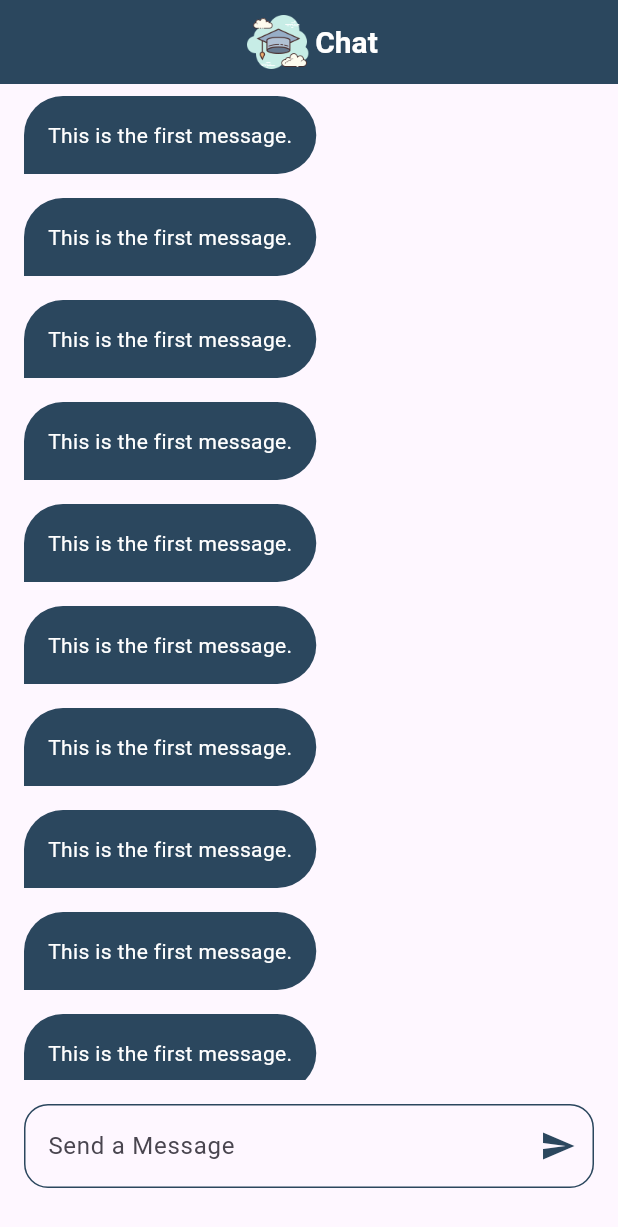
After one commit to mohebboules/chat_app, a Flutter app: the ChatPage screen opened by its route, on a phone screen of 412 x 824 dp. The commit adds this screen. Shown: the top 1227 px of the screen. Run offline on Flutter 3.47's test engine with Material 3 defaults, Android fonts, the phone set to English and light mode, and no system bars; our stand-ins replace firebase_auth, firebase_core, modal_progress_hud_nsn; accounts and stored records are empty.

Commit message:
Adding Chat view

```diff
--- /dev/null
+++ b/lib/components/custom_chat_bubble.dart
@@ -0,0 +1,33 @@
+import 'package:chat_app/constants.dart';
+import 'package:flutter/material.dart';
+
+class CustomChatBubble extends StatelessWidget {
+  const CustomChatBubble({
+    super.key,
+  });
+
+  @override
+  Widget build(BuildContext context) {
+    return Align(
+      alignment: Alignment.centerLeft,
+      child: Container(
+        padding: const EdgeInsets.all(16),
+        margin: const EdgeInsets.symmetric(horizontal: 16, vertical: 8),
+        decoration: const BoxDecoration(
+          color: kPrimaryColor,
+          borderRadius: BorderRadius.only(
+            topLeft: Radius.circular(32),
+            topRight: Radius.circular(32),
+            bottomRight: Radius.circular(32),
+          ),
+        ),
+        child: const Text(
+          "This is the first message.",
+          style: TextStyle(
+            color: Colors.white,
+          ),
+        ),
+      ),
+    );
+  }
+}
--- a/lib/components/custom_text_form_field.dart
+++ b/lib/components/custom_text_form_field.dart
@@ -22,8 +22,8 @@ class CustomTextFormField extends StatelessWidget {
         hintStyle: const TextStyle(color: Colors.white),
         enabledBorder: const OutlineInputBorder(
             borderSide: BorderSide(color: Colors.white)),
-        border: const OutlineInputBorder(
-            borderSide: BorderSide(color: Colors.white)),
+        focusedBorder: OutlineInputBorder(
+            borderSide: BorderSide(color: Colors.blue.shade800)),
       ),
     );
   }
--- a/lib/constants.dart
+++ b/lib/constants.dart
@@ -1,3 +1,5 @@
 import 'package:flutter/material.dart';
 
 const Color kPrimaryColor = Color(0xff2b475e);
+
+const String kLogo = 'assets/images/scholar.png';
--- a/lib/main.dart
+++ b/lib/main.dart
@@ -1,4 +1,5 @@
 import 'package:chat_app/firebase_options.dart';
+import 'package:chat_app/screens/chat_page.dart';
 import 'package:chat_app/screens/login_page.dart';
 import 'package:chat_app/screens/register_page.dart';
 import 'package:firebase_core/firebase_core.dart';
@@ -21,6 +22,7 @@ class ScholarChat extends StatelessWidget {
       routes: {
         LoginPage.id: (context) => const LoginPage(),
         RegisterPage.id: (context) => const RegisterPage(),
+        ChatPage.id: (context) => const ChatPage()
       },
       debugShowCheckedModeBanner: false,
       initialRoute: LoginPage.id,
--- /dev/null
+++ b/lib/screens/chat_page.dart
@@ -0,0 +1,58 @@
+import 'package:chat_app/components/custom_chat_bubble.dart';
+import 'package:chat_app/constants.dart';
+import 'package:flutter/material.dart';
+
+class ChatPage extends StatelessWidget {
+  const ChatPage({super.key});
+  static String id = 'ChatPage';
+  @override
+  Widget build(BuildContext context) {
+    return Scaffold(
+      appBar: AppBar(
+        backgroundColor: kPrimaryColor,
+        title: Row(
+          mainAxisAlignment: MainAxisAlignment.center,
+          children: [
+            Image.asset(
+              kLogo,
+              height: 50,
+            ),
+            const Text("Chat"),
+          ],
+        ),
+        titleTextStyle: const TextStyle(
+            color: Colors.white, fontSize: 20, fontWeight: FontWeight.bold),
+        centerTitle: true,
+        automaticallyImplyLeading: false,
+      ),
+      body: Column(
+        children: [
+          Expanded(
+            child: ListView.builder(
+              itemBuilder: (context, index) {
+                return const CustomChatBubble();
+              },
+            ),
+          ),
+          Padding(
+            padding:
+                const EdgeInsets.only(left: 16, right: 16, top: 16, bottom: 32),
+            child: TextField(
+              decoration: InputDecoration(
+                hintText: "Send a Message",
+                suffixIcon: const Icon(Icons.send),
+                suffixIconColor: kPrimaryColor,
+                focusedBorder: OutlineInputBorder(
+                    borderRadius: BorderRadius.circular(16),
+                    borderSide: BorderSide(color: Colors.blue.shade700)),
+                enabledBorder: OutlineInputBorder(
+                    borderRadius: BorderRadius.circular(16),
+                    borderSide: const BorderSide(color: kPrimaryColor)),
+              ),
+            ),
+          )
+        ],
+      ),
+    );
+  }
+}
--- a/lib/screens/login_page.dart
+++ b/lib/screens/login_page.dart
@@ -4,6 +4,7 @@ import 'package:chat_app/components/custom_button.dart';
 import 'package:chat_app/components/custom_text_form_field.dart';
 import 'package:chat_app/constants.dart';
 import 'package:chat_app/helper/show_snack_bar.dart';
+import 'package:chat_app/screens/chat_page.dart';
 import 'package:chat_app/screens/register_page.dart';
 import 'package:firebase_auth/firebase_auth.dart';
 import 'package:flutter/material.dart';
@@ -41,7 +42,7 @@ class _LoginPageState extends State<LoginPage> {
                   height: 75,
                 ),
                 Image.asset(
-                  "assets/images/scholar.png",
+                  kLogo,
                   height: 100,
                 ),
                 Container(
@@ -130,13 +131,15 @@ class _LoginPageState extends State<LoginPage> {
 
   Future<void> signInAndUpdateUI(BuildContext context) async {
     try {
+      setState(() {
+        isLoading = true;
+      });
       await signInUser(context);
       setState(() {
         isLoading = false;
       });
       if (context.mounted) {
-        showSnackBar(context,
-            message: "User successfully Logged in", color: Colors.green);
+        Navigator.pushNamed(context, ChatPage.id);
       }
     } on FirebaseAuthException catch (e) {
       loginErrorClassification(e);
--- a/lib/screens/register_page.dart
+++ b/lib/screens/register_page.dart
@@ -4,6 +4,7 @@ import 'package:chat_app/components/custom_button.dart';
 import 'package:chat_app/components/custom_text_form_field.dart';
 import 'package:chat_app/constants.dart';
 import 'package:chat_app/helper/show_snack_bar.dart';
+import 'package:chat_app/screens/chat_page.dart';
 import 'package:firebase_auth/firebase_auth.dart';
 import 'package:flutter/material.dart';
 import 'package:modal_progress_hud_nsn/modal_progress_hud_nsn.dart';
@@ -42,7 +43,7 @@ class _RegisterPageState extends State<RegisterPage> {
                   height: 75,
                 ),
                 Image.asset(
-                  "assets/images/scholar.png",
+                  kLogo,
                   height: 100,
                 ),
                 Container(
@@ -137,8 +138,7 @@ class _RegisterPageState extends State<RegisterPage> {
     try {
       await registerUser();
       if (context.mounted) {
-        showSnackBar(context,
-            message: "User successfully registered", color: Colors.green);
+        Navigator.pushNamed(context, ChatPage.id);
       }
     } on FirebaseAuthException catch (e) {
       if (e.code == 'weak-password') {
```
